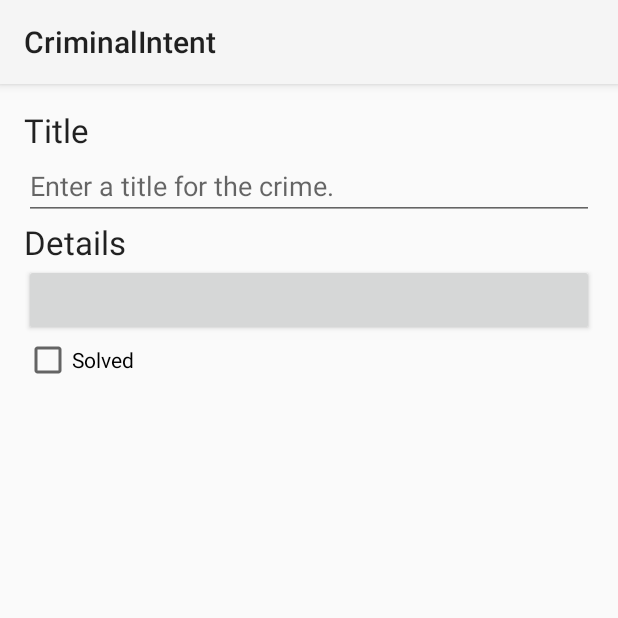
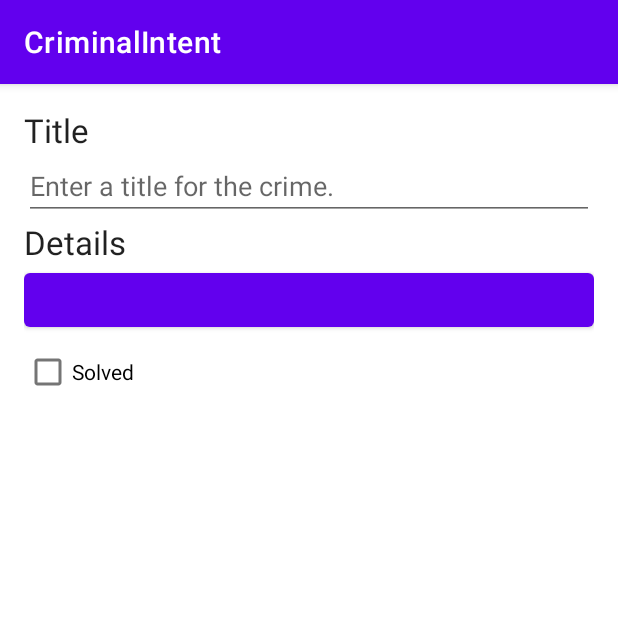
Before and after one commit to 1hella/Android-Kotlin-CriminalIntent, an Android app: the fragment CrimeDetailFragment placed in its activity, on a phone screen of 412 x 824 dp, the top half of it. Run offline under Robolectric (Android 15) with nearby library versions, the phone set to English and light mode, and no system bars; our stand-ins replace Room's generated code; 4 statements that could not run were skipped.

Commit message:
Chapter 15 - App bar and add crimes

```diff
--- a/app/src/main/AndroidManifest.xml
+++ b/app/src/main/AndroidManifest.xml
@@ -11,12 +11,11 @@
         android:label="@string/app_name"
         android:roundIcon="@mipmap/ic_launcher_round"
         android:supportsRtl="true"
-        android:theme="@style/Theme.AppCompat.Light"
+        android:theme="@style/Theme.CriminalIntent"
         tools:targetApi="31">
         <activity
             android:name=".MainActivity"
-            android:exported="true"
-            android:theme="@style/Theme.AppCompat.Light">
+            android:exported="true">
             <intent-filter>
                 <action android:name="android.intent.action.MAIN" />
 
--- a/app/src/main/java/com/wanhella/criminalintent/CrimeListFragment.kt
+++ b/app/src/main/java/com/wanhella/criminalintent/CrimeListFragment.kt
@@ -2,6 +2,9 @@ package com.wanhella.criminalintent
 
 import android.os.Bundle
 import android.view.LayoutInflater
+import android.view.Menu
+import android.view.MenuInflater
+import android.view.MenuItem
 import android.view.View
 import android.view.ViewGroup
 import androidx.fragment.app.Fragment
@@ -13,6 +16,8 @@ import androidx.navigation.fragment.findNavController
 import androidx.recyclerview.widget.LinearLayoutManager
 import com.wanhella.criminalintent.databinding.FragmentCrimeListBinding
 import kotlinx.coroutines.launch
+import java.util.Date
+import java.util.UUID
 
 private const val TAG = "CrimeListFragment"
 class CrimeListFragment : Fragment() {
@@ -23,6 +28,11 @@ class CrimeListFragment : Fragment() {
         }
 
     private val crimeListViewModel: CrimeListViewModel by viewModels()
+
+    override fun onCreate(savedInstanceState: Bundle?) {
+        super.onCreate(savedInstanceState)
+        setHasOptionsMenu(true)
+    }
 
     override fun onCreateView(
         inflater: LayoutInflater,
@@ -55,4 +65,34 @@ class CrimeListFragment : Fragment() {
         super.onDestroyView()
         _binding = null
     }
+
+    override fun onCreateOptionsMenu(menu: Menu, inflater: MenuInflater) {
+        super.onCreateOptionsMenu(menu, inflater)
+        inflater.inflate(R.menu.fragment_crime_list, menu)
+    }
+
+    override fun onOptionsItemSelected(item: MenuItem): Boolean {
+        return when (item.itemId) {
+            R.id.new_crime -> {
+                showNewCrime()
+                true
+            }
+            else -> super.onOptionsItemSelected(item)
+        }
+    }
+
+    private fun showNewCrime() {
+        viewLifecycleOwner.lifecycleScope.launch {
+            val newCrime = Crime(
+                id = UUID.randomUUID(),
+                title = "",
+                date = Date(),
+                isSolved = false
+            )
+            crimeListViewModel.addCrime(newCrime)
+            findNavController().navigate(
+                CrimeListFragmentDirections.showCrimeDetail(newCrime.id)
+            )
+        }
+    }
 }
--- a/app/src/main/java/com/wanhella/criminalintent/CrimeListViewModel.kt
+++ b/app/src/main/java/com/wanhella/criminalintent/CrimeListViewModel.kt
@@ -23,4 +23,8 @@ class CrimeListViewModel : ViewModel() {
             }
         }
     }
+
+    suspend fun addCrime(crime: Crime) {
+        crimeRepository.addCrime(crime)
+    }
 }
--- a/app/src/main/java/com/wanhella/criminalintent/database/CrimeDao.kt
+++ b/app/src/main/java/com/wanhella/criminalintent/database/CrimeDao.kt
@@ -1,6 +1,7 @@
 package com.wanhella.criminalintent.database
 
 import androidx.room.Dao
+import androidx.room.Insert
 import androidx.room.Query
 import androidx.room.Update
 import com.wanhella.criminalintent.Crime
@@ -17,4 +18,7 @@ interface CrimeDao {
 
     @Update
     suspend fun updateCrime(crime: Crime)
+
+    @Insert
+    suspend fun addCrime(crime: Crime)
 }
--- a/app/src/main/java/com/wanhella/criminalintent/database/CrimeRepository.kt
+++ b/app/src/main/java/com/wanhella/criminalintent/database/CrimeRepository.kt
@@ -21,7 +21,6 @@ class CrimeRepository private constructor(
             CrimeDatabase::class.java,
             DATABASE_NAME
         )
-        .createFromAsset(DATABASE_NAME)
         .build()
 
     fun getCrimes(): Flow<List<Crime>> = database.crimeDao().getCrimes()
@@ -32,6 +31,10 @@ class CrimeRepository private constructor(
         coroutineScope.launch {
             database.crimeDao().updateCrime(crime)
         }
+    }
+
+    suspend fun addCrime(crime: Crime) {
+        database.crimeDao().addCrime(crime)
     }
 
     companion object {
--- /dev/null
+++ b/app/src/main/res/drawable/ic_menu_add.xml
@@ -0,0 +1,5 @@
+<vector android:height="24dp" android:tint="#000000"
+    android:viewportHeight="24" android:viewportWidth="24"
+    android:width="24dp" xmlns:android="http://schemas.android.com/apk/res/android">
+    <path android:fillColor="@android:color/white" android:pathData="M19,13h-6v6h-2v-6H5v-2h6V5h2v6h6v2z"/>
+</vector>
--- /dev/null
+++ b/app/src/main/res/menu/fragment_crime_list.xml
@@ -0,0 +1,10 @@
+<?xml version="1.0" encoding="utf-8"?>
+<menu xmlns:android="http://schemas.android.com/apk/res/android"
+    xmlns:app="http://schemas.android.com/apk/res-auto">
+    <item
+        android:id="@+id/new_crime"
+        android:icon="@drawable/ic_menu_add"
+        android:title="@string/new_crime"
+        app:showAsAction="ifRoom|withText" />
+
+</menu>
--- a/app/src/main/res/values/strings.xml
+++ b/app/src/main/res/values/strings.xml
@@ -4,4 +4,5 @@
     <string name="crime_title_label">Title</string>
     <string name="crime_details_label">Details</string>
     <string name="crime_solved_label">Solved</string>
+    <string name="new_crime">New Crime</string>
 </resources>
```
Also changed, not shown: 1 other file.
